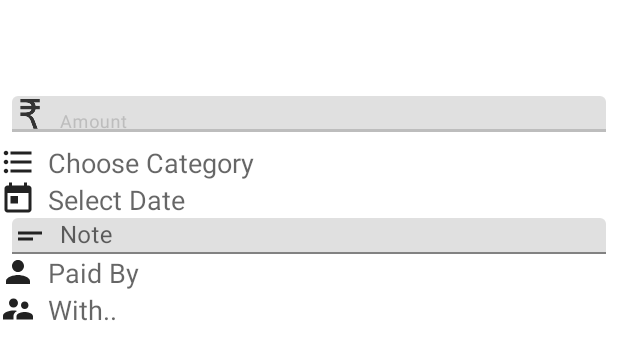
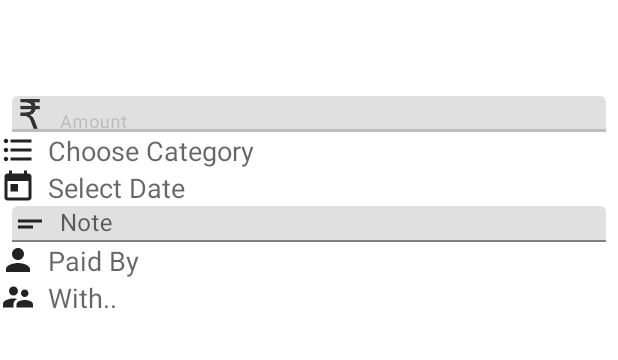
Before and after one commit to sandipv22/Expenses, an Android app: the layout fragment_add_expense.xml on its own in the app's theme, with its tools: preview values and no code run, on a phone screen of 412 x 824 dp. Shown: the top 360 px of the screen. Run offline under Robolectric (Android 15) with nearby library versions, the phone set to English and light mode, and no system bars.

Commit message:
Input related improvements

```diff
--- a/app/src/main/res/layout/fragment_add_expense.xml
+++ b/app/src/main/res/layout/fragment_add_expense.xml
@@ -22,7 +22,7 @@
 
     <com.google.android.material.textfield.TextInputLayout
         android:id="@+id/text_input_layout_amount"
-        style="@style/Widget.MaterialComponents.TextInputLayout.FilledBox"
+        style="@style/Widget.MaterialComponents.TextInputLayout.FilledBox.Dense"
         android:layout_width="0dp"
         android:layout_height="wrap_content"
         android:layout_gravity="bottom"
@@ -41,6 +41,7 @@
             android:drawableStart="@drawable/ic_money"
             android:drawablePadding="@dimen/text_drawable_padding"
             android:inputType="number"
+            android:selectAllOnFocus="true"
             android:singleLine="true" />
     </com.google.android.material.textfield.TextInputLayout>
 
@@ -48,7 +49,6 @@
         android:id="@+id/text_input_category"
         android:layout_width="match_parent"
         android:layout_height="wrap_content"
-        android:layout_marginTop="8dp"
         android:background="?attr/selectableItemBackground"
         android:drawableStart="@drawable/ic_list"
         android:drawablePadding="@dimen/text_drawable_padding"
@@ -75,7 +75,7 @@
 
     <com.google.android.material.textfield.TextInputLayout
         android:id="@+id/text_input_layout_note"
-        style="@style/Widget.MaterialComponents.TextInputLayout.FilledBox"
+        style="@style/Widget.MaterialComponents.TextInputLayout.FilledBox.Dense"
         android:layout_width="0dp"
         android:layout_height="wrap_content"
         android:layout_gravity="bottom"
@@ -93,7 +93,7 @@
             android:drawableStart="@drawable/ic_short_text"
             android:drawablePadding="@dimen/text_drawable_padding"
             android:inputType="text|textCapWords"
-            android:singleLine="true" />
+            android:selectAllOnFocus="true" />
     </com.google.android.material.textfield.TextInputLayout>
 
     <androidx.appcompat.widget.AppCompatTextView
--- a/app/src/main/res/values/dimens.xml
+++ b/app/src/main/res/values/dimens.xml
@@ -25,5 +25,5 @@
     <dimen name="list_item_spacing_half">8dp</dimen>
     <dimen name="card_corner_radius">16dp</dimen>
     <dimen name="text_drawable_padding">8dp</dimen>
-    <dimen name="text_item_padding">12dp</dimen>
+    <dimen name="text_item_padding">16dp</dimen>
 </resources>
```
Also changed, not shown: app/src/main/res/layout/fragment_new_group.xml (+7 -5 lines).
